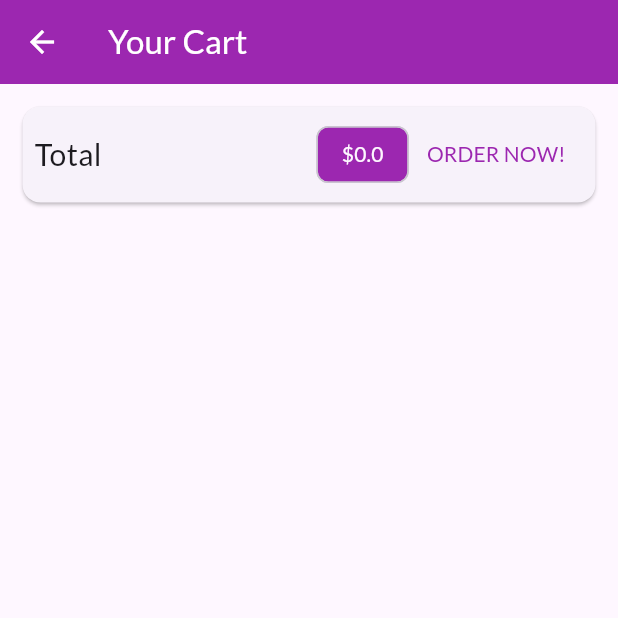
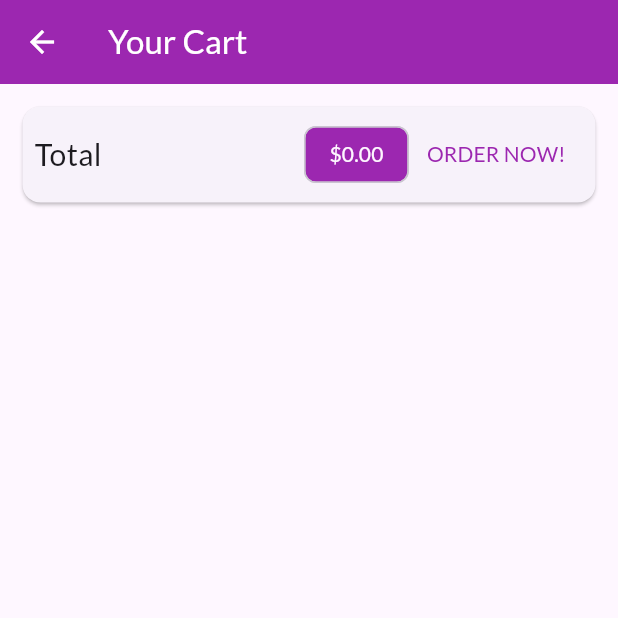
Before and after one commit to AyushSingh4321/shopApp, a Flutter app: the CartScreen screen opened by its route, after a tap on "ORDER NOW!", on a phone screen of 412 x 824 dp, the top half of it. Run offline on Flutter 3.47's test engine with Material 3 defaults, Android fonts, the phone set to English and light mode, and no system bars; network calls fail.

```diff
--- a/lib/main.dart
+++ b/lib/main.dart
@@ -1,10 +1,12 @@
 import 'package:flutter/material.dart';
 import 'package:provider/provider.dart';
+import './providers/orders.dart';
 import './screens/cart_screen.dart';
 import './providers/cart.dart';
 import './screens/products_overview_screen.dart';
 import './screens/product_detail_screen.dart';
 import './providers/products.dart';
+import './screens/orders_screen.dart';
 
 void main() => runApp(MyApp());
 
@@ -18,6 +20,9 @@ class MyApp extends StatelessWidget {
         ),
          ChangeNotifierProvider(
           create: (ctx) => Cart(),
+        ),
+        ChangeNotifierProvider(
+          create: (ctx) => Orders(),
         ),
       ],
       child: MaterialApp(
@@ -37,6 +42,7 @@ class MyApp extends StatelessWidget {
         routes: {
           ProductDetailScreen.routeName: (ctx) => ProductDetailScreen(),
           CartScreen.routeName: (ctx)=> CartScreen(),
+          OrdersScreen.routeName :(ctx)=> OrdersScreen(),
         },
       ),
     );
--- a/lib/providers/cart.dart
+++ b/lib/providers/cart.dart
@@ -62,4 +62,9 @@ class Cart with ChangeNotifier {
     _items.remove(productId);
     notifyListeners();
   }
+
+  void clear() {
+    _items = {};
+    notifyListeners();
+  }
 }
--- /dev/null
+++ b/lib/providers/orders.dart
@@ -0,0 +1,35 @@
+import 'package:flutter/material.dart';
+import './cart.dart';
+
+class OrderItem {
+  final String id;
+  final double amount;
+  final List<CartItem> products;
+  final DateTime dateTime;
+  OrderItem({
+    required this.id,
+    required this.amount,
+    required this.products,
+    required this.dateTime,
+  });
+}
+
+class Orders with ChangeNotifier {
+  List<OrderItem> _orders = [];
+  List<OrderItem> get orders {
+    return [..._orders];
+  }
+
+  void addOrder(List<CartItem> cartProducts, double total) {
+    _orders.insert(
+      0,
+      OrderItem(
+        id: DateTime.now().toString(),
+        amount: total,
+        products: cartProducts,
+        dateTime: DateTime.now(),
+      ),
+    );
+    notifyListeners();
+  }
+}
--- a/lib/screens/cart_screen.dart
+++ b/lib/screens/cart_screen.dart
@@ -2,6 +2,7 @@ import 'package:flutter/material.dart';
 import 'package:provider/provider.dart';
 import '../providers/cart.dart' show Cart;
 import '../widgets/cart_item.dart'; // as ci;
+import '../providers/orders.dart';
 
 class CartScreen extends StatelessWidget {
   static const routeName = '/cart';
@@ -27,7 +28,7 @@ class CartScreen extends StatelessWidget {
                   Spacer(),
                   Chip(
                     label: Text(
-                      '\$${cart.totalAmount}',
+                      '\$${cart.totalAmount.toStringAsFixed(2)}',
                       style: TextStyle(
                           color: Theme.of(context)
                               .primaryTextTheme
@@ -41,7 +42,14 @@ class CartScreen extends StatelessWidget {
                       'ORDER NOW!',
                       style: TextStyle(color: Theme.of(context).primaryColor),
                     ),
-                    onPressed: () {},
+                    onPressed: () {
+                      Provider.of<Orders>(context, listen: false).addOrder(
+                        cart.items.values
+                            .toList(), //to pass the values of the map(items)
+                        cart.totalAmount,
+                      );
+                      cart.clear();
+                    },
                   ),
                 ],
               ),
--- /dev/null
+++ b/lib/screens/orders_screen.dart
@@ -0,0 +1,23 @@
+import 'package:provider/provider.dart';
+import '../widgets/app_drawer.dart';
+import '../widgets/order_item.dart';
+import 'package:flutter/material.dart';
+import '../providers/orders.dart' show Orders;
+
+class OrdersScreen extends StatelessWidget {
+  static const routeName = '/orders';
+  @override
+  Widget build(BuildContext context) {
+    final orderData = Provider.of<Orders>(context);
+    return Scaffold(
+      appBar: AppBar(
+        title: Text('Your Orders!'),
+      ),
+      drawer: AppDrawer(),
+      body: ListView.builder(
+        itemCount: orderData.orders.length,
+        itemBuilder: (ctx, i) => OrderItem(orderData.orders[i]),
+      ),
+    );
+  }
+}
--- a/lib/screens/products_overview_screen.dart
+++ b/lib/screens/products_overview_screen.dart
@@ -1,4 +1,5 @@
 import 'package:flutter/material.dart';
+import '../widgets/app_drawer.dart';
 import './cart_screen.dart';
 import '../widgets/products_grid.dart';
 import '../widgets/badge.dart' as MyBadge;
@@ -59,6 +60,7 @@ class _ProductsOverviewScreenState extends State<ProductsOverviewScreen> {
           ),
         ],
       ),
+      drawer: AppDrawer(),
       body: ProductsGrid(_showOnlyFavourites),
     );
   }
--- /dev/null
+++ b/lib/widgets/order_item.dart
@@ -0,0 +1,70 @@
+import 'package:flutter/material.dart';
+import 'dart:math';
+import '../providers/orders.dart' as ord;
+import 'package:intl/intl.dart';
+
+class OrderItem extends StatefulWidget {
+  final ord.OrderItem order;
+  OrderItem(this.order);
+
+  @override
+  State<OrderItem> createState() => _OrderItemState();
+}
+
+class _OrderItemState extends State<OrderItem> {
+  var _expanded = false;
+  @override
+  Widget build(BuildContext context) {
+    return Card(
+      margin: EdgeInsets.all(10),
+      child: Column(
+        children: <Widget>[
+          ListTile(
+            title: Text('\$${widget.order.amount}'),
+            subtitle: Text(
+              DateFormat('dd/MM/yyyy hh:mm').format(widget.order.dateTime),
+            ),
+            trailing: IconButton(
+              icon: Icon(_expanded ? Icons.expand_less : Icons.expand_more),
+              onPressed: () {
+                setState(() {
+                  _expanded = !_expanded;
+                });
+              },
+            ),
+          ),
+          if (_expanded)
+            Container(
+              padding: EdgeInsets.symmetric(horizontal: 15, vertical: 4),
+              height: min(widget.order.products.length * 20.0 + 10, 140),
+              child: ListView(
+                children: widget.order.products
+                    .map(
+                      (prod) => Row(
+                        mainAxisAlignment: MainAxisAlignment.spaceBetween,
+                        children: <Widget>[
+                          Text(
+                            prod.title,
+                            style: TextStyle(
+                              fontSize: 18,
+                              fontWeight: FontWeight.bold,
+                            ),
+                          ),
+                          Text(
+                            '${prod.quantity}x \$${prod.price}',
+                            style: TextStyle(
+                              fontSize: 18,
+                              color: Colors.grey,
+                            ),
+                          )
+                        ],
+                      ),
+                    )
+                    .toList(),
+              ),
+            )
+        ],
+      ),
+    );
+  }
+}
--- a/pubspec.yaml
+++ b/pubspec.yaml
@@ -31,7 +31,7 @@ dependencies:
   flutter:
     sdk: flutter
   provider: ^6.1.1
-
+  intl: ^0.19.0
 
   # The following adds the Cupertino Icons font to your application.
   # Use with the CupertinoIcons class for iOS style icons.
```
Also changed, not shown: lib/screens/product_detail_screen.dart (+35 -4 lines), lib/widgets/app_drawer.dart (added, +34 -0 lines), pubspec.lock.
